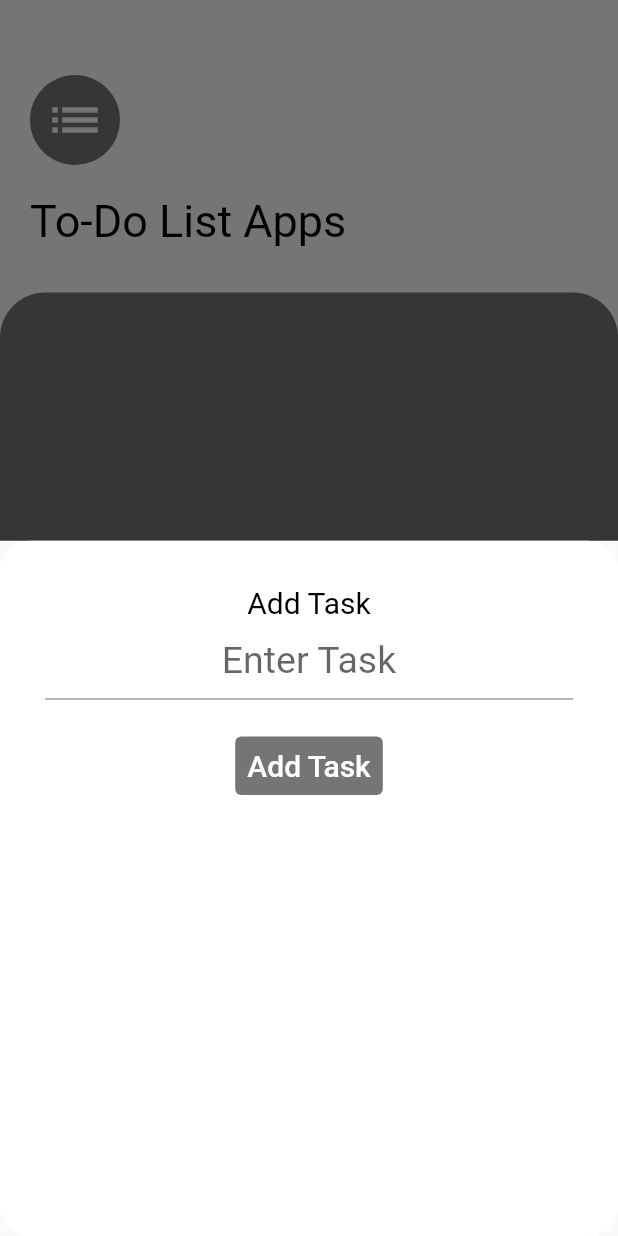
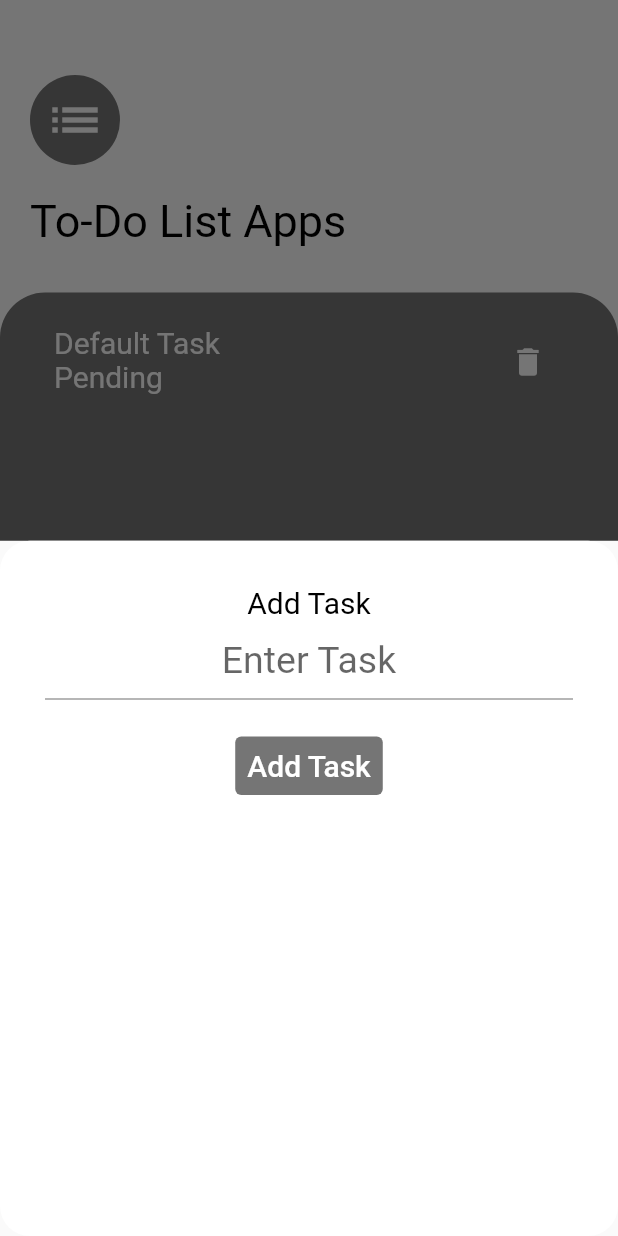
Before and after one commit to ChristianAsilo/To-Do-List-App, a Flutter app: the screen it shows after launch, after a tap on the "add" icon, on a phone screen of 412 x 824 dp. Run offline on Flutter 3.47's test engine with Material 2 defaults, Android fonts, the phone set to English and light mode, and no system bars.

Commit message:
feat:Added add task function - Created Model for List Model - Created Provider - Created showDialog for deleting task - Created showDialog for updating task - Added MultiProvider in Main - Modified AppTheme - Added task Status

```diff
--- a/lib/feature/add_task_view.dart
+++ b/lib/feature/add_task_view.dart
@@ -3,7 +3,9 @@ import 'package:todo_list_app/utils/app_theme.dart';
 import 'package:todo_list_app/utils/spacing.dart';
 
 class AddTaskView extends StatefulWidget {
-  const AddTaskView({Key? key}) : super(key: key);
+  const AddTaskView({this.addTask, Key? key}) : super(key: key);
+
+  final Function(String)? addTask;
 
   @override
   State<AddTaskView> createState() => _AddTaskViewState();
@@ -36,7 +38,7 @@ class _AddTaskViewState extends State<AddTaskView> {
             ),
             const VerticalSpacing(height: 20),
             TextButton(
-              onPressed: () {},
+              onPressed: () => addTask(),
               style: const ButtonStyle(backgroundColor: MaterialStatePropertyAll(Colors.black54)),
               child: Text(
                 'Add Task',
@@ -48,4 +50,11 @@ class _AddTaskViewState extends State<AddTaskView> {
       ),
     );
   }
+
+  void addTask() {
+    if (_addTaskController.text.isNotEmpty && widget.addTask != null) {
+      widget.addTask!(_addTaskController.text);
+      Navigator.pop(context);
+    }
+  }
 }
--- a/lib/feature/to_do_app_home_page.dart
+++ b/lib/feature/to_do_app_home_page.dart
@@ -1,7 +1,11 @@
 import 'package:flutter/material.dart';
+import 'package:todo_list_app/model/list_model.dart';
+import 'package:todo_list_app/provider/task_management.dart';
 import 'package:todo_list_app/utils/app_theme.dart';
 import 'package:todo_list_app/utils/spacing.dart';
-
+import 'package:provider/provider.dart';
+import 'package:todo_list_app/widget/task_status_dialog.dart';
+import 'package:todo_list_app/widget/confirm_delete.dart';
 import 'add_task_view.dart';
 
 class TodoAppHomePage extends StatelessWidget {
@@ -9,6 +13,8 @@ class TodoAppHomePage extends StatelessWidget {
 
   @override
   Widget build(BuildContext context) {
+    return Consumer<TaskManagement>(
+      builder: (context, taskManagement, child) {
         return Scaffold(
           backgroundColor: Colors.white,
           body: SafeArea(
@@ -51,18 +57,56 @@ class TodoAppHomePage extends StatelessWidget {
                         topRight: Radius.circular(30),
                       ),
                     ),
-            ))
+                    child: ListView.builder(
+                      itemCount: taskManagement.taskList.length,
+                      itemBuilder: (context, index) {
+                        final task = taskManagement.taskList[index];
+                        return Padding(
+                          padding: const EdgeInsets.only(left: 20, right: 20, top: 10),
+                          child: ListTile(
+                            onTap: () {
+                              showDialog(
+                                context: context,
+                                builder: (context) => TaskStatusDialog(
+                                  task: task,
+                                  taskList: taskManagement.taskList,
+                                  updateTaskStatus: taskManagement.updateTaskStatus,
+                                ),
+                              );
+                            },
+                            title: Text(task.text, style: ToDoAppTheme.darkTextTheme.displaySmall),
+                            subtitle: Text(task.status.statusText, style: ToDoAppTheme.darkTextTheme.bodySmall),
+                            trailing: IconButton(
+                              icon: const Icon(Icons.delete, color: Colors.white),
+                              onPressed: () {
+                                showDialog(
+                                  context: context,
+                                  builder: (context) => ConfirmationDialog(
+                                    task: task,
+                                    deleteTask: taskManagement.deleteTask,
+                                  ),
+                                );
+                              },
+                            ),
+                          ),
+                        );
+                      },
+                    ),
+                  ),
+                ),
               ],
             ),
           ),
           floatingActionButton: FloatingActionButton(
             onPressed: () => showModalBottomSheet(
               context: context,
-          builder: (context) => const AddTaskView(),
+              builder: (context) => AddTaskView(addTask: taskManagement.addTask),
             ),
             backgroundColor: Colors.black54,
             child: const Icon(Icons.add),
           ),
         );
+      },
+    );
   }
 }
--- a/lib/main.dart
+++ b/lib/main.dart
@@ -1,5 +1,7 @@
 import 'package:flutter/material.dart';
+import 'package:provider/provider.dart';
 import 'package:todo_list_app/feature/to_do_app_home_page.dart';
+import 'package:todo_list_app/provider/task_management.dart';
 
 void main() {
   runApp(const TodoListApp());
@@ -8,11 +10,17 @@ void main() {
 class TodoListApp extends StatelessWidget {
   const TodoListApp({super.key});
 
-
   @override
   Widget build(BuildContext context) {
-    return const MaterialApp(
-      home: TodoAppHomePage(),
+    return MultiProvider(
+      providers: [
+        ChangeNotifierProvider<TaskManagement>(
+          create: (_) => TaskManagement(),
+        )
+      ],
+      child: const MaterialApp(
+        home: TodoAppHomePage(),
+      ),
     );
   }
 }
--- /dev/null
+++ b/lib/model/list_model.dart
@@ -0,0 +1,32 @@
+enum TaskStatus {
+  done,
+  pending,
+  inProgress,
+}
+
+extension TaskStatusExtension on TaskStatus {
+  String get statusText {
+    switch (this) {
+      case TaskStatus.done:
+        return 'Done';
+      case TaskStatus.pending:
+        return 'Pending';
+      case TaskStatus.inProgress:
+        return 'In Progress';
+      default:
+        return '';
+    }
+  }
+}
+
+class ListModel {
+  final String text;
+  final DateTime creationDate;
+  TaskStatus status;
+
+  ListModel({
+    required this.text,
+    required this.creationDate,
+    this.status = TaskStatus.pending,
+  });
+}
--- /dev/null
+++ b/lib/provider/task_management.dart
@@ -0,0 +1,27 @@
+import 'package:flutter/material.dart';
+import 'package:todo_list_app/model/list_model.dart';
+
+class TaskManagement extends ChangeNotifier {
+  List<ListModel> taskList = [
+    ListModel(text: 'Default Task', creationDate: DateTime.now(), status: TaskStatus.pending)
+  ];
+
+  void updateTaskStatus(ListModel task, TaskStatus newStatus) {
+    task.status = newStatus;
+    notifyListeners();
+  }
+
+  void addTask(String text) {
+    taskList.add(ListModel(
+      text: text,
+      creationDate: DateTime.now(),
+    ));
+    taskList.sort((a, b) => a.creationDate.compareTo(b.creationDate));
+    notifyListeners();
+  }
+
+  void deleteTask(ListModel task) {
+    taskList.remove(task);
+    notifyListeners();
+  }
+}
--- a/lib/utils/app_theme.dart
+++ b/lib/utils/app_theme.dart
@@ -16,7 +16,7 @@ class ToDoAppTheme {
       color: Colors.black,
     ),
     bodySmall: TextStyle(
-      fontSize: 20,
+      fontSize: 16,
       color: Colors.black,
     ),
   );
```
Also changed, not shown: lib/widget/confirm_delete.dart (added, +38 -0 lines), lib/widget/task_status_dialog.dart (added, +92 -0 lines). Lines whose indentation alone changed are shown as unchanged.
